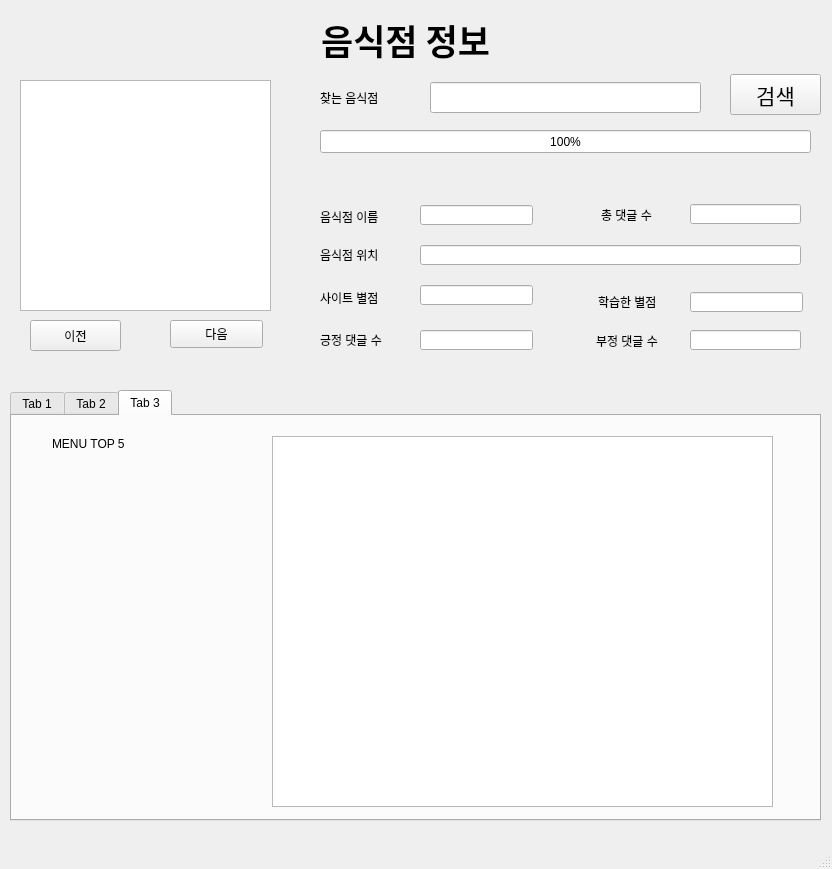
The window that Page_Gui_Test.ui (loisRK/gp_team) describes before a commit, drawn with Qt 5.
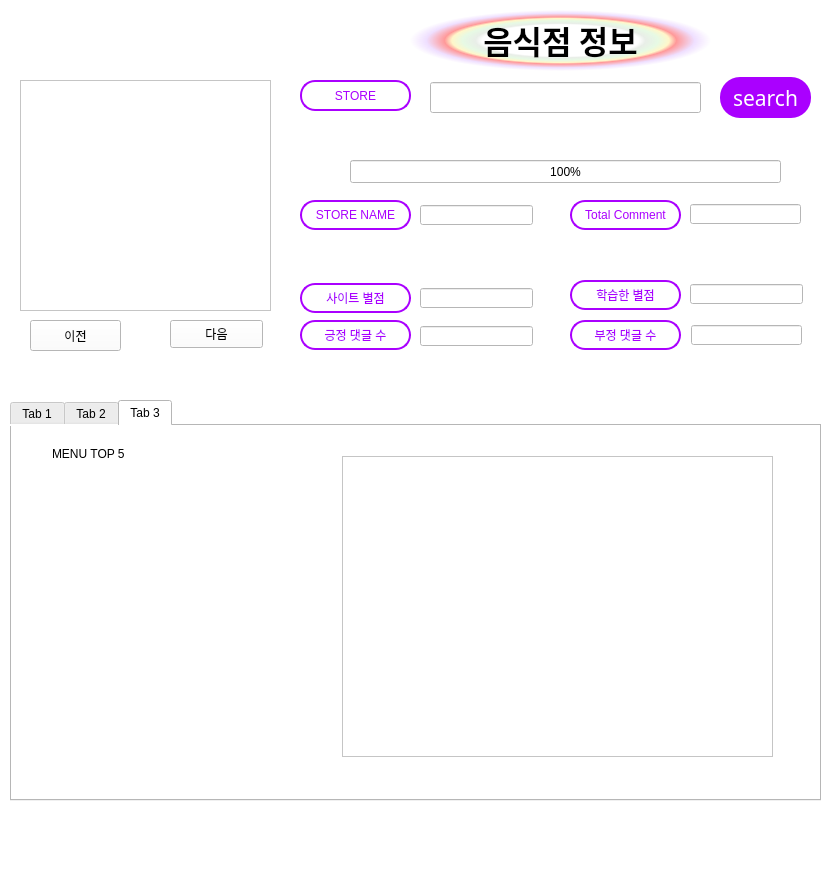
The same window after the commit. The open tabs and pages were chosen to show the change. Icons and pictures are not drawn.

Commit message: [GUI] GUI 수정 및 값 반환하기

```diff
--- a/Page_Gui_Test.ui
+++ b/Page_Gui_Test.ui
@@ -13,13 +13,16 @@
   <property name="windowTitle">
    <string>MainWindow</string>
   </property>
+  <property name="styleSheet">
+   <string notr="true">background-color:rgb(255, 255, 255);</string>
+  </property>
   <widget class="QWidget" name="centralwidget">
    <widget class="QLabel" name="label">
     <property name="geometry">
      <rect>
-      <x>30</x>
+      <x>410</x>
       <y>10</y>
-      <width>751</width>
+      <width>301</width>
       <height>61</height>
      </rect>
     </property>
@@ -29,48 +32,62 @@
       <pointsize>20</pointsize>
      </font>
     </property>
+    <property name="styleSheet">
+     <string notr="true">   color: black;
+   background-color: qradialgradient(spread:pad, cx:0.5, cy:0.5, radius:0.5, fx:0.5, fy:0.5, stop:0 rgba(0, 0, 0, 0), stop:0.52 rgba(0, 0, 0, 0), stop:0.565 rgba(82, 121, 76, 33), stop:0.65 rgba(159, 235, 148, 64), stop:0.721925 rgba(255, 238, 150, 129), stop:0.77 rgba(255, 128, 128, 204), stop:0.89 rgba(191, 128, 255, 64), stop:1 rgba(0, 0, 0, 0));
+   border-radius: 30px;</string>
+    </property>
     <property name="text">
-     <string>&lt;html&gt;&lt;head/&gt;&lt;body&gt;&lt;p align=&quot;center&quot;&gt;&lt;span style=&quot; font-size:26pt; font-weight:600;&quot;&gt;음식점 정보&lt;/span&gt;&lt;/p&gt;&lt;/body&gt;&lt;/html&gt;</string>
+     <string>&lt;!DOCTYPE HTML PUBLIC &quot;-//W3C//DTD HTML 4.0//EN&quot; &quot;http://www.w3.org/TR/REC-html40/strict.dtd&quot;&gt;
+&lt;html&gt;&lt;head&gt;&lt;meta name=&quot;qrichtext&quot; content=&quot;1&quot; /&gt;&lt;style type=&quot;text/css&quot;&gt;
+p, li { white-space: pre-wrap; }
+&lt;/style&gt;&lt;/head&gt;&lt;body style=&quot; font-family:'휴먼둥근헤드라인'; font-size:20pt; font-weight:400; font-style:normal;&quot;&gt;
+&lt;p align=&quot;center&quot; style=&quot; margin-top:12px; margin-bottom:12px; margin-left:0px; margin-right:0px; -qt-block-indent:0; text-indent:0px;&quot;&gt;&lt;span style=&quot; font-size:24pt; font-weight:600;&quot;&gt;음식점 정보&lt;/span&gt;&lt;/p&gt;&lt;/body&gt;&lt;/html&gt;</string>
     </property>
    </widget>
    <widget class="QLabel" name="label_2">
     <property name="geometry">
      <rect>
-      <x>320</x>
-      <y>202</y>
-      <width>81</width>
+      <x>300</x>
+      <y>200</y>
+      <width>111</width>
       <height>30</height>
      </rect>
     </property>
-    <property name="text">
-     <string>음식점 이름</string>
+    <property name="styleSheet">
+     <string notr="true">color: rgb(170, 0, 255);
+background-color: white;
+border: 2px solid rgb(170, 0, 255);
+border-radius: 15px;</string>
     </property>
-   </widget>
-   <widget class="QLabel" name="label_3">
-    <property name="geometry">
-     <rect>
-      <x>320</x>
-      <y>240</y>
-      <width>81</width>
-      <height>30</height>
-     </rect>
-    </property>
     <property name="text">
-     <string>음식점 위치</string>
+     <string>STORE NAME</string>
+    </property>
+    <property name="alignment">
+     <set>Qt::AlignCenter</set>
     </property>
    </widget>
    <widget class="QLabel" name="label_4">
     <property name="geometry">
      <rect>
-      <x>320</x>
+      <x>300</x>
       <y>283</y>
-      <width>81</width>
+      <width>111</width>
       <height>30</height>
      </rect>
     </property>
+    <property name="styleSheet">
+     <string notr="true">color: rgb(170, 0, 255);
+background-color: white;
+border: 2px solid rgb(170, 0, 255);
+border-radius: 15px;</string>
+    </property>
     <property name="text">
      <string>사이트 별점</string>
     </property>
+    <property name="alignment">
+     <set>Qt::AlignCenter</set>
+    </property>
    </widget>
    <widget class="QLineEdit" name="Store_Name">
     <property name="geometry">
@@ -82,21 +99,11 @@
      </rect>
     </property>
    </widget>
-   <widget class="QLineEdit" name="Store_Address">
-    <property name="geometry">
-     <rect>
-      <x>420</x>
-      <y>245</y>
-      <width>381</width>
-      <height>20</height>
-     </rect>
-    </property>
-   </widget>
    <widget class="QLineEdit" name="Star_Total">
     <property name="geometry">
      <rect>
       <x>420</x>
-      <y>285</y>
+      <y>288</y>
       <width>113</width>
       <height>20</height>
      </rect>
@@ -125,34 +132,52 @@
    <widget class="QLabel" name="label_5">
     <property name="geometry">
      <rect>
-      <x>601</x>
+      <x>570</x>
       <y>200</y>
-      <width>81</width>
+      <width>111</width>
       <height>30</height>
      </rect>
     </property>
+    <property name="styleSheet">
+     <string notr="true">color: rgb(170, 0, 255);
+background-color: white;
+border: 2px solid rgb(170, 0, 255);
+border-radius: 15px;</string>
+    </property>
     <property name="text">
-     <string>총 댓글 수</string>
+     <string>Total Comment</string>
+    </property>
+    <property name="alignment">
+     <set>Qt::AlignCenter</set>
     </property>
    </widget>
    <widget class="QLabel" name="label_6">
     <property name="geometry">
      <rect>
-      <x>320</x>
-      <y>325</y>
-      <width>91</width>
+      <x>300</x>
+      <y>320</y>
+      <width>111</width>
       <height>30</height>
      </rect>
     </property>
+    <property name="styleSheet">
+     <string notr="true">color: rgb(170, 0, 255);
+background-color: white;
+border: 2px solid rgb(170, 0, 255);
+border-radius: 15px;</string>
+    </property>
     <property name="text">
      <string>긍정 댓글 수</string>
     </property>
+    <property name="alignment">
+     <set>Qt::AlignCenter</set>
+    </property>
    </widget>
    <widget class="QLineEdit" name="Negative_Review">
     <property name="geometry">
      <rect>
-      <x>690</x>
-      <y>330</y>
+      <x>691</x>
+      <y>325</y>
       <width>111</width>
       <height>20</height>
      </rect>
@@ -161,21 +186,30 @@
    <widget class="QLabel" name="label_7">
     <property name="geometry">
      <rect>
-      <x>596</x>
-      <y>326</y>
-      <width>90</width>
+      <x>570</x>
+      <y>320</y>
+      <width>111</width>
       <height>30</height>
      </rect>
     </property>
+    <property name="styleSheet">
+     <string notr="true">color: rgb(170, 0, 255);
+background-color: white;
+border: 2px solid rgb(170, 0, 255);
+border-radius: 15px;</string>
+    </property>
     <property name="text">
      <string>부정 댓글 수</string>
     </property>
+    <property name="alignment">
+     <set>Qt::AlignCenter</set>
+    </property>
    </widget>
    <widget class="QLineEdit" name="Positive_Review">
     <property name="geometry">
      <rect>
       <x>420</x>
-      <y>330</y>
+      <y>326</y>
       <width>113</width>
       <height>20</height>
      </rect>
@@ -184,8 +218,8 @@
    <widget class="QPushButton" name="Find_Store_Btn">
     <property name="geometry">
      <rect>
-      <x>730</x>
-      <y>74</y>
+      <x>720</x>
+      <y>77</y>
       <width>91</width>
       <height>41</height>
      </rect>
@@ -196,8 +230,13 @@
       <pointsize>16</pointsize>
      </font>
     </property>
+    <property name="styleSheet">
+     <string notr="true">color: white;
+	background-color: rgb(170, 0, 255);
+	border-radius: 20px;</string>
+    </property>
     <property name="text">
-     <string>검색</string>
+     <string>search</string>
     </property>
    </widget>
    <widget class="QLineEdit" name="Input_Store">
@@ -216,22 +255,31 @@
    <widget class="QLabel" name="label_8">
     <property name="geometry">
      <rect>
-      <x>320</x>
-      <y>82</y>
-      <width>91</width>
+      <x>300</x>
+      <y>80</y>
+      <width>111</width>
       <height>31</height>
      </rect>
     </property>
+    <property name="styleSheet">
+     <string notr="true">color: rgb(170, 0, 255);
+background-color: white;
+border: 2px solid rgb(170, 0, 255);
+border-radius: 15px;</string>
+    </property>
     <property name="text">
-     <string>찾는 음식점</string>
+     <string>STORE</string>
+    </property>
+    <property name="alignment">
+     <set>Qt::AlignCenter</set>
     </property>
    </widget>
    <widget class="QProgressBar" name="progressBar">
     <property name="geometry">
      <rect>
-      <x>320</x>
-      <y>130</y>
-      <width>491</width>
+      <x>350</x>
+      <y>160</y>
+      <width>431</width>
       <height>23</height>
      </rect>
     </property>
@@ -275,11 +323,14 @@
     <property name="geometry">
      <rect>
       <x>10</x>
-      <y>390</y>
+      <y>400</y>
       <width>811</width>
-      <height>431</height>
+      <height>401</height>
      </rect>
     </property>
+    <property name="autoFillBackground">
+     <bool>false</bool>
+    </property>
     <property name="currentIndex">
      <number>2</number>
     </property>
@@ -392,10 +443,10 @@
      <widget class="QListView" name="listView">
       <property name="geometry">
        <rect>
-        <x>260</x>
-        <y>20</y>
-        <width>501</width>
-        <height>371</height>
+        <x>330</x>
+        <y>30</y>
+        <width>431</width>
+        <height>301</height>
        </rect>
       </property>
      </widget>
@@ -418,7 +469,7 @@
     <property name="geometry">
      <rect>
       <x>690</x>
-      <y>292</y>
+      <y>284</y>
       <width>113</width>
       <height>20</height>
      </rect>
@@ -427,15 +478,24 @@
    <widget class="QLabel" name="label_9">
     <property name="geometry">
      <rect>
-      <x>598</x>
-      <y>287</y>
-      <width>81</width>
+      <x>570</x>
+      <y>280</y>
+      <width>111</width>
       <height>30</height>
      </rect>
     </property>
+    <property name="styleSheet">
+     <string notr="true">color: rgb(170, 0, 255);
+background-color: white;
+border: 2px solid rgb(170, 0, 255);
+border-radius: 15px;</string>
+    </property>
     <property name="text">
      <string>학습한 별점</string>
     </property>
+    <property name="alignment">
+     <set>Qt::AlignCenter</set>
+    </property>
    </widget>
   </widget>
   <widget class="QMenuBar" name="menubar">
```
Left out of the diff: 13 changed lines with no effect on the pictures. The commit also changes 4 other files.
